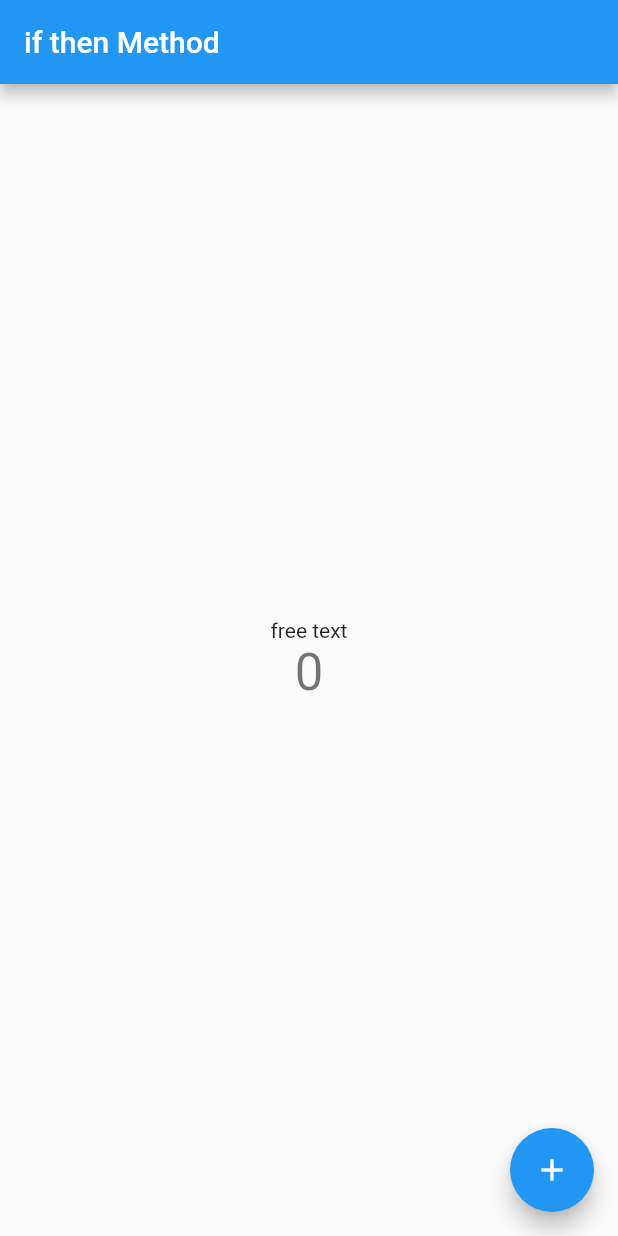
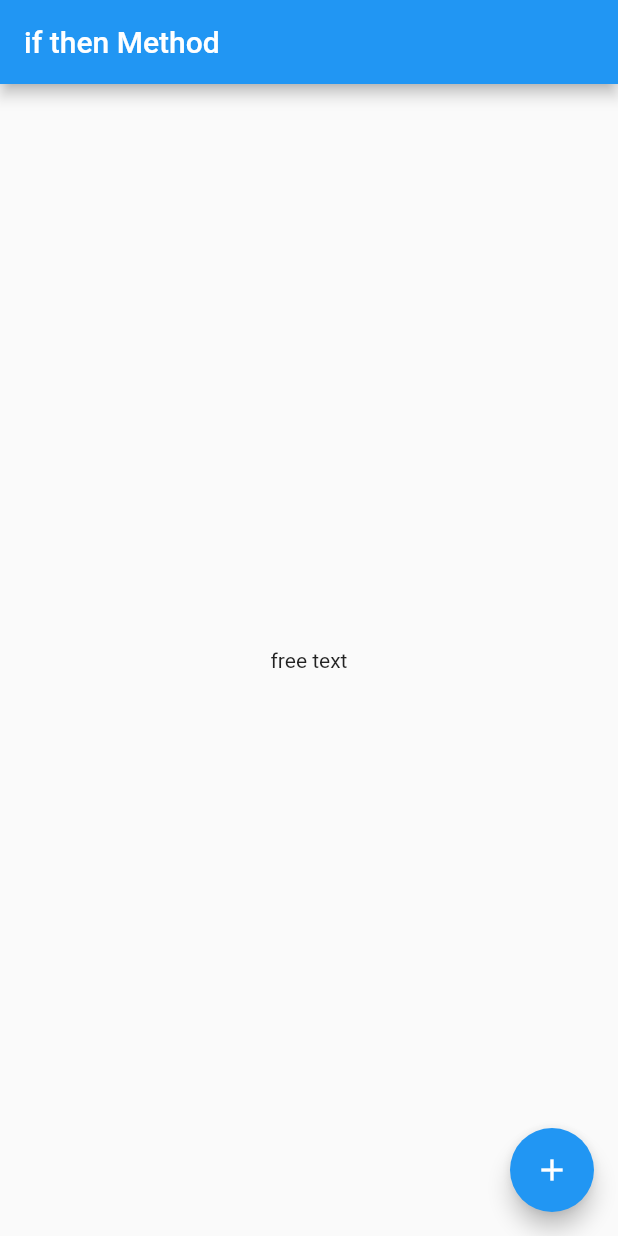
Before and after one commit to kuri-Maron/if_then_method, a Flutter app: the screen it shows after launch, on a phone screen of 412 x 824 dp. Run offline on Flutter 3.47's test engine with Material 2 defaults, Android fonts, the phone set to English and light mode, and no system bars.

Commit message:
fix： 不要なロジックコメントアウト close #1

```diff
--- a/lib/main.dart
+++ b/lib/main.dart
@@ -29,12 +29,13 @@ class MyHomePage extends StatefulWidget {
 }
 
 class _MyHomePageState extends State<MyHomePage> {
-  int _counter = 0;
+  // int _counter = 0;
 
+  //stateクラスの中に、フィールドに対しての操作をするメソッドを定義する
   void _incrementCounter() {
-    setState(() {
-      _counter++;
-    });
+    //   setState(() {
+    //     _counter++;
+    //   });
   }
 
   @override
@@ -50,10 +51,6 @@ class _MyHomePageState extends State<MyHomePage> {
             Text(
               'free text',
             ),
-            Text(
-              '$_counter',
-              style: Theme.of(context).textTheme.headline4,
-            ),
           ],
         ),
       ),
```
Also changed, not shown: 1 other file.
